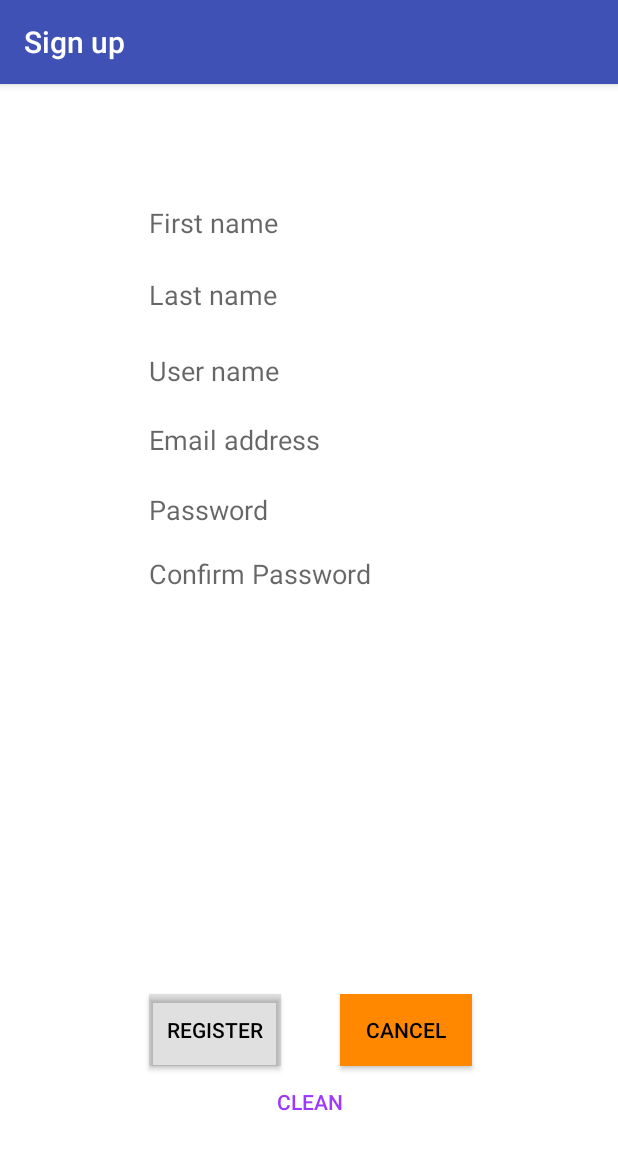
After one commit to LuisRizo/Hackathon, an Android app: the Signup screen opened directly, with no data from a screen before it, on a phone screen of 412 x 824 dp. The commit adds this screen. Shown: the top 1150 px of the screen. Run offline under Robolectric (Android 15) with nearby library versions, the light colour scheme and no system bars.

Commit message:
Log in page Sign up page Introduction page

```diff
--- a/app/app/build.gradle
+++ b/app/app/build.gradle
@@ -5,7 +5,7 @@
     buildToolsVersion "25.0.3"
     defaultConfig {
         applicationId "com.example.lyus.myapplication"
-        minSdkVersion 21
+        minSdkVersion 17
         targetSdkVersion 25
         versionCode 1
         versionName "1.0"
@@ -25,5 +25,7 @@
         exclude group: 'com.android.support', module: 'support-annotations'
     })
     compile 'com.android.support:appcompat-v7:25.3.1'
+    compile 'com.android.support.constraint:constraint-layout:1.0.2'
+    compile 'com.android.support:design:25.3.1'
     testCompile 'junit:junit:4.12'
 }
--- /dev/null
+++ b/app/app/src/main/java/com/example/lyus/myapplication/Signup.java
@@ -0,0 +1,13 @@
+package com.example.lyus.myapplication;
+
+import android.support.v7.app.AppCompatActivity;
+import android.os.Bundle;
+
+public class Signup extends AppCompatActivity {
+
+    @Override
+    protected void onCreate(Bundle savedInstanceState) {
+        super.onCreate(savedInstanceState);
+        setContentView(R.layout.activity_signup);
+    }
+}
--- /dev/null
+++ b/app/app/src/main/res/layout/activity_signup.xml
@@ -0,0 +1,141 @@
+<?xml version="1.0" encoding="utf-8"?>
+<android.widget.RelativeLayout xmlns:android="http://schemas.android.com/apk/res/android"
+    xmlns:app="http://schemas.android.com/apk/res-auto"
+    xmlns:tools="http://schemas.android.com/tools"
+    android:layout_width="match_parent"
+    android:layout_height="match_parent"
+    android:background="@android:color/background_light"
+    tools:context="com.example.lyus.myapplication.Signup">
+
+    <EditText
+        android:id="@+id/editText"
+        android:layout_width="wrap_content"
+        android:layout_height="wrap_content"
+        android:layout_alignParentTop="true"
+        android:layout_centerHorizontal="true"
+        android:layout_marginTop="80dp"
+        android:background="@android:color/background_light"
+        android:ems="10"
+        android:hint="First name"
+        android:inputType="textPersonName"
+        android:singleLine="true"
+        tools:layout_editor_absoluteX="85dp"
+        tools:layout_editor_absoluteY="67dp" />
+
+    <EditText
+        android:id="@+id/editText2"
+        android:layout_width="wrap_content"
+        android:layout_height="wrap_content"
+        android:layout_alignEnd="@+id/editText"
+        android:layout_below="@+id/editText"
+        android:layout_marginTop="23dp"
+        android:background="@android:color/background_light"
+        android:ems="10"
+        android:hint="Last name"
+        android:inputType="textPersonName"
+        android:singleLine="true"
+        tools:layout_editor_absoluteX="85dp"
+        tools:layout_editor_absoluteY="120dp" />
+
+    <EditText
+        android:id="@+id/editText3"
+        android:layout_width="wrap_content"
+        android:layout_height="wrap_content"
+        android:layout_alignStart="@+id/editText2"
+        android:layout_below="@+id/editText2"
+        android:layout_marginTop="26dp"
+        android:background="@android:color/background_light"
+        android:ems="10"
+        android:hint="User name"
+        android:inputType="textPersonName"
+        android:singleLine="true"
+        tools:layout_editor_absoluteX="84dp"
+        tools:layout_editor_absoluteY="173dp" />
+
+    <EditText
+        android:id="@+id/editText4"
+        android:layout_width="wrap_content"
+        android:layout_height="wrap_content"
+        android:layout_alignEnd="@+id/editText3"
+        android:layout_below="@+id/editText3"
+        android:layout_marginTop="21dp"
+        android:background="@android:color/background_light"
+        android:ems="10"
+        android:hint="Email address"
+        android:inputType="textEmailAddress"
+        android:singleLine="true"
+        tools:layout_editor_absoluteX="85dp"
+        tools:layout_editor_absoluteY="224dp" />
+
+    <EditText
+        android:id="@+id/editText5"
+        android:layout_width="wrap_content"
+        android:layout_height="wrap_content"
+        android:layout_marginTop="22dp"
+        android:background="@android:color/background_light"
+        android:ems="10"
+        android:hint="Password"
+        android:inputType="textPassword|textVisiblePassword"
+        android:singleLine="true"
+        tools:layout_editor_absoluteX="85dp"
+        tools:layout_editor_absoluteY="267dp"
+        android:layout_below="@+id/editText4"
+        android:layout_alignStart="@+id/editText4" />
+
+    <EditText
+        android:id="@+id/editText6"
+        android:layout_width="wrap_content"
+        android:layout_height="wrap_content"
+        android:layout_alignStart="@+id/editText5"
+        android:layout_below="@+id/editText5"
+        android:layout_marginTop="18dp"
+        android:background="@android:color/background_light"
+        android:ems="10"
+        android:hint="Confirm Password"
+        android:inputType="textPassword|textVisiblePassword"
+        android:singleLine="true"
+        tools:layout_editor_absoluteX="85dp"
+        tools:layout_editor_absoluteY="319dp" />
+
+    <Button
+        android:id="@+id/button"
+        style="@style/Widget.AppCompat.Button.Colored"
+        android:layout_width="wrap_content"
+        android:layout_height="wrap_content"
+        android:layout_above="@+id/button3"
+        android:layout_alignStart="@+id/button3"
+        android:background="@android:color/holo_orange_light"
+        android:backgroundTint="?android:attr/colorControlHighlight"
+        android:text="Register"
+        android:textColor="@android:color/black"
+        tools:layout_editor_absoluteX="85dp"
+        tools:layout_editor_absoluteY="381dp" />
+
+    <Button
+        android:id="@+id/button2"
+        style="@style/Widget.AppCompat.Button.Colored"
+        android:layout_width="wrap_content"
+        android:layout_height="wrap_content"
+        android:layout_above="@+id/button3"
+        android:layout_alignEnd="@+id/button3"
+        android:background="@android:color/holo_orange_dark"
+        android:backgroundTint="@android:color/holo_orange_dark"
+        android:text="Cancel"
+        android:textColor="@android:color/black"
+        tools:layout_editor_absoluteX="211dp"
+        tools:layout_editor_absoluteY="381dp" />
+
+    <Button
+        android:id="@+id/button3"
+        style="@style/Widget.AppCompat.Button.ButtonBar.AlertDialog"
+        android:layout_width="215dp"
+        android:layout_height="48dp"
+        android:background="@android:color/background_light"
+        android:text="Clean"
+        tools:layout_editor_absoluteX="85dp"
+        tools:layout_editor_absoluteY="429dp"
+        android:layout_marginBottom="65dp"
+        android:layout_alignParentBottom="true"
+        android:layout_alignStart="@+id/editText6" />
+
+</android.widget.RelativeLayout>
--- a/app/app/src/main/res/values/colors.xml
+++ b/app/app/src/main/res/values/colors.xml
@@ -2,5 +2,5 @@
 <resources>
     <color name="colorPrimary">#3F51B5</color>
     <color name="colorPrimaryDark">#303F9F</color>
-    <color name="colorAccent">#FF4081</color>
+    <color name="colorAccent">#9c38ff</color>
 </resources>
--- a/app/build.gradle
+++ b/app/build.gradle
@@ -5,7 +5,7 @@
         jcenter()
     }
     dependencies {
-        classpath 'com.android.tools.build:gradle:2.2.3'
+        classpath 'com.android.tools.build:gradle:2.3.1'
 
         // NOTE: Do not place your application dependencies here; they belong
         // in the individual module build.gradle files
```
Also changed, not shown: app/app/src/main/AndroidManifest.xml (+11 -8 lines), app/app/src/main/java/com/example/lyus/myapplication/Login.java (added, +358 -0 lines), app/app/src/main/java/com/example/lyus/myapplication/MainActivity.java (+13 -0 lines), app/app/src/main/res/layout/activity_login.xml (added, +103 -0 lines), app/app/src/main/res/layout/activity_main.xml (+22 -4 lines), app/app/src/main/res/values/strings.xml (+16 -1 lines), app/gradle/wrapper/gradle-wrapper.properties.
